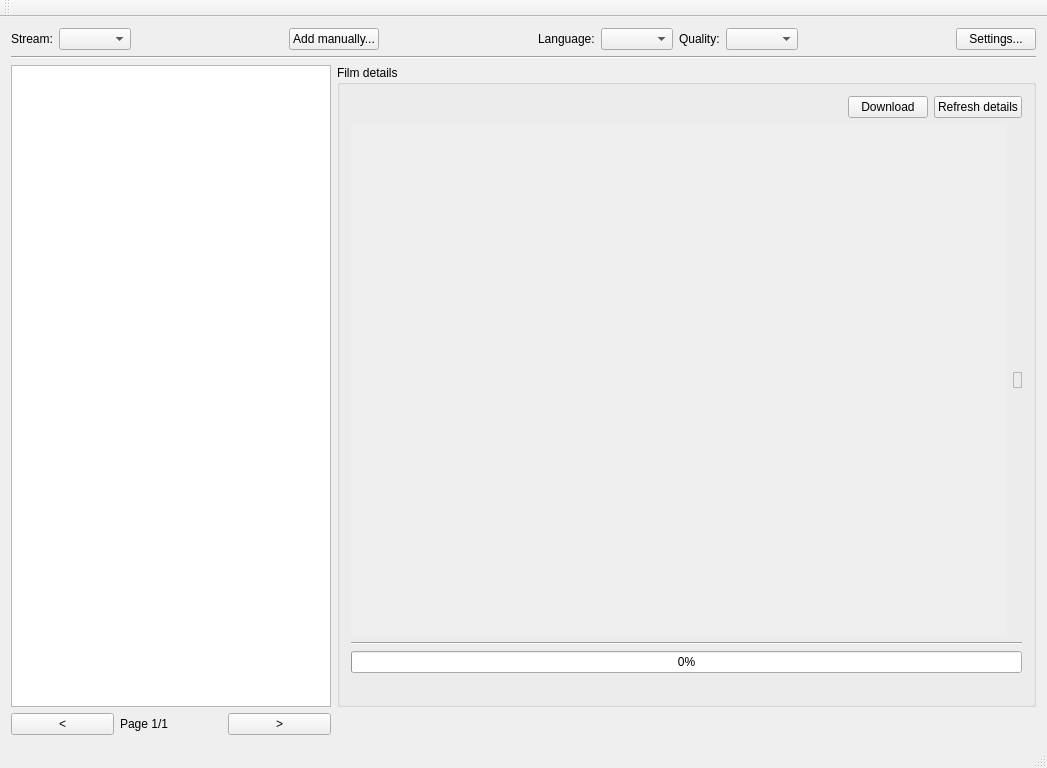
Before: the Qt Designer form mainwindow.ui in Tofee/artefetcher, drawn with Qt 5.
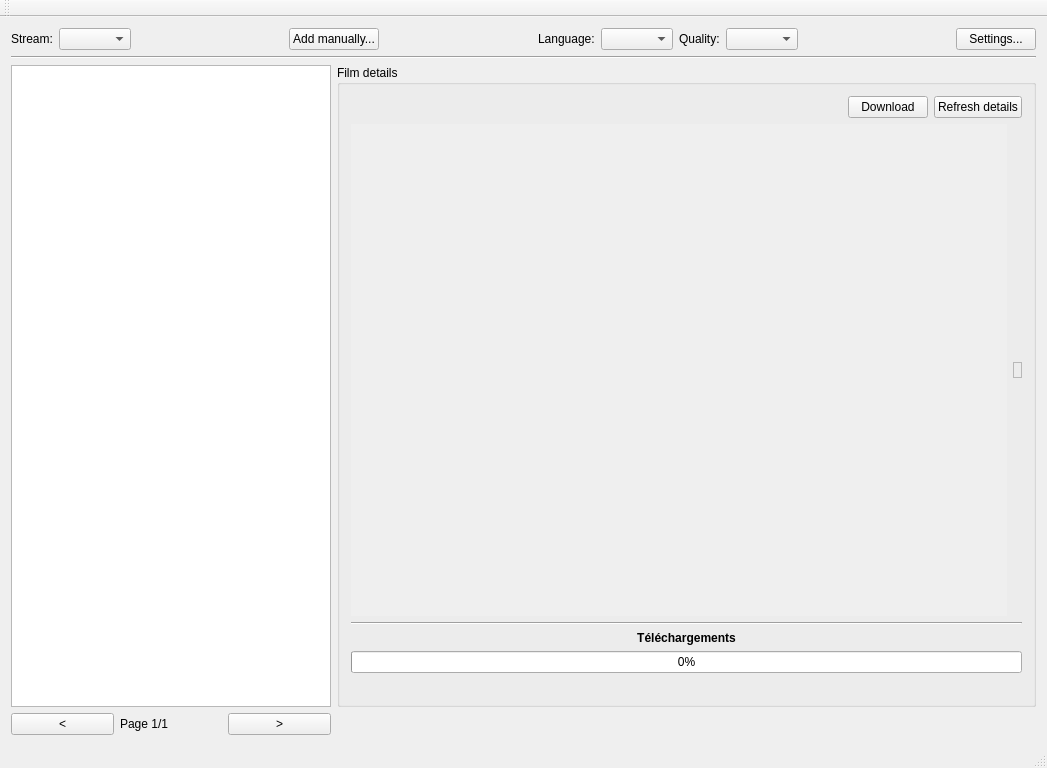
After: the same form once the commit is applied. Icons and pictures are not drawn.

Commit message: Uses macros instead of hard coded strings FilmDelegate: Prevent downloading twice the same movie (set) MainWindow: add style in view, so that titles are bold Add some strings to translate Add trayicon Temp download in .part, new message when continuing a download

The edit to the form file:
```diff
--- a/mainwindow.ui
+++ b/mainwindow.ui
@@ -204,7 +204,7 @@
                 <x>0</x>
                 <y>0</y>
                 <width>681</width>
-                <height>532</height>
+                <height>514</height>
                </rect>
               </property>
               <layout class="QVBoxLayout" name="verticalLayout_3">
@@ -259,6 +259,22 @@
            </property>
           </widget>
          </item>
+         <item>
+          <widget class="QLabel" name="label_4">
+           <property name="font">
+            <font>
+             <weight>75</weight>
+             <bold>true</bold>
+            </font>
+           </property>
+           <property name="text">
+            <string>Téléchargements</string>
+           </property>
+           <property name="alignment">
+            <set>Qt::AlignCenter</set>
+           </property>
+          </widget>
+         </item>
          <item>
           <widget class="QProgressBar" name="progressBar">
            <property name="value">
```
The commit also changes 10 other files.
